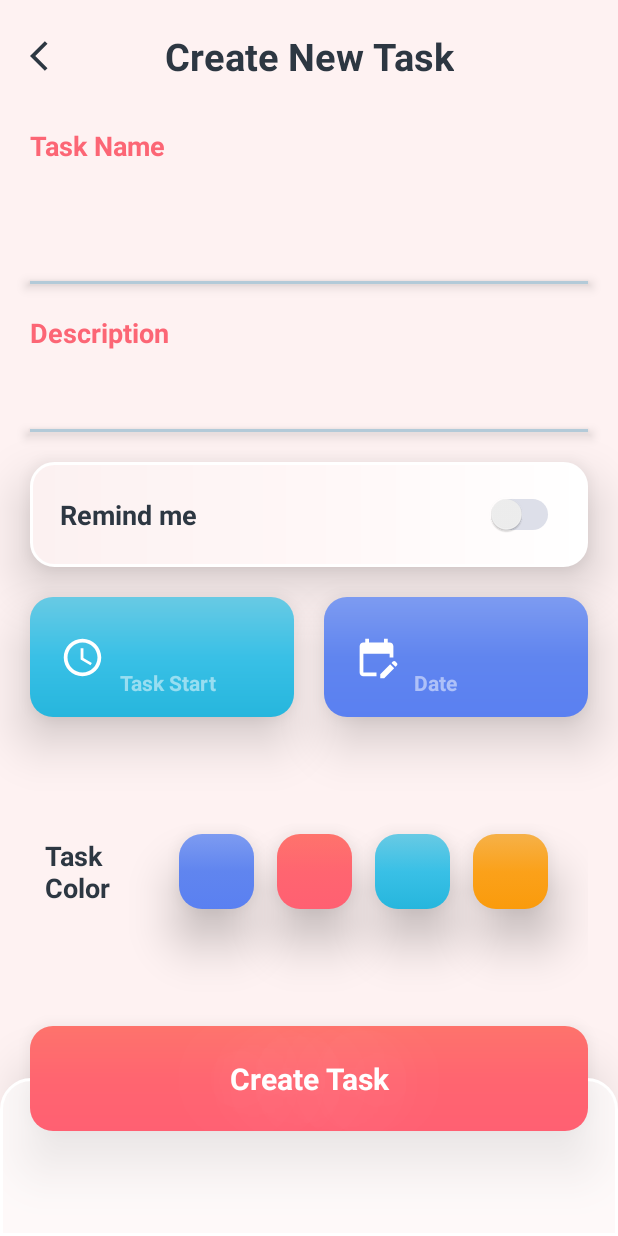
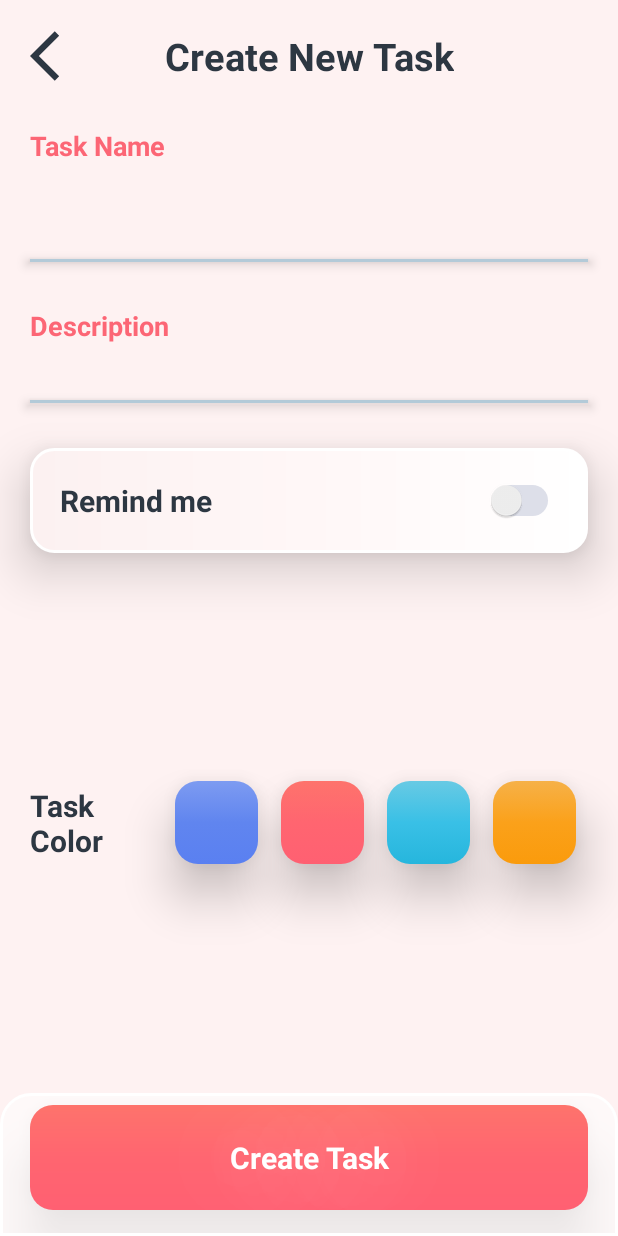
Before and after one commit to ArsTaroyan/Daily, an Android app: the CreateNewTaskFragment screen opened through its navigation route, on a phone screen of 412 x 824 dp. Run offline under Robolectric (Android 15) with nearby library versions, the phone set to English and light mode, and no system bars; our stand-ins replace Dagger/Hilt's generated code; 3 statements that could not run were skipped.

```diff
--- a/app/build.gradle
+++ b/app/build.gradle
@@ -66,4 +66,7 @@ dependencies {
     //Hilt
     implementation 'com.google.dagger:hilt-android:2.44'
     kapt 'com.google.dagger:hilt-compiler:2.44'
+
+    //Preferences DataStore
+    implementation "androidx.datastore:datastore-preferences:1.0.0-alpha04"
 }
--- a/app/src/main/java/am/a_t/dailyapp/domain/module/Task.kt
+++ b/app/src/main/java/am/a_t/dailyapp/domain/module/Task.kt
@@ -8,9 +8,9 @@ import androidx.room.PrimaryKey
 @Entity("tasks")
 data class Task(
     @PrimaryKey(autoGenerate = true) val id: Long,
-    @ColumnInfo("task_end_time") val taskEndTime: String,
+    @ColumnInfo("task_end_time") val taskEndTime: String?,
     @ColumnInfo("task_title") val taskTitle: String,
-    @ColumnInfo("task_date") val taskDate: String,
-    @ColumnInfo("task_color") val taskColor: ListColor,
+    @ColumnInfo("task_date") val taskDate: String?,
+    @ColumnInfo("task_color") val taskColor: ListColor?,
     @ColumnInfo("task_description") val taskDescription: String
 )
--- a/app/src/main/java/am/a_t/dailyapp/presentation/ui/createNewTask/CreateNewTaskFragment.kt
+++ b/app/src/main/java/am/a_t/dailyapp/presentation/ui/createNewTask/CreateNewTaskFragment.kt
@@ -2,7 +2,8 @@ package am.a_t.dailyapp.presentation.ui.createNewTask
 
 import am.a_t.dailyapp.R
 import am.a_t.dailyapp.databinding.FragmentCreateNewTaskBinding
-import am.a_t.dailyapp.presentation.ui.mainFragment.MainViewModel
+import am.a_t.dailyapp.domain.module.Task
+import am.a_t.dailyapp.domain.module.Todo
 import am.a_t.dailyapp.utils.ListColor
 import android.os.Bundle
 import android.view.LayoutInflater
@@ -10,11 +11,15 @@ import android.view.View
 import android.view.ViewGroup
 import androidx.fragment.app.Fragment
 import androidx.fragment.app.viewModels
+import androidx.lifecycle.lifecycleScope
 import androidx.navigation.fragment.findNavController
+import kotlinx.coroutines.Dispatchers
+import kotlinx.coroutines.launch
 
 class CreateNewTaskFragment : Fragment() {
     private lateinit var binding: FragmentCreateNewTaskBinding
     private val viewModel: CreateNewTaskViewModel by viewModels()
+    private var itemColor: ListColor? = null
 
     override fun onCreateView(
         inflater: LayoutInflater, container: ViewGroup?,
@@ -22,10 +27,43 @@ class CreateNewTaskFragment : Fragment() {
     ): View {
         binding = FragmentCreateNewTaskBinding.inflate(inflater, container, false)
 
+        initView()
         initClickListeners()
+
         return binding.root
     }
 
+    private fun initView() {
+        lifecycleScope.launch(Dispatchers.Main) {
+            with(binding) {
+                if (btnRemind.isChecked) {
+                    viewDate.visibility = View.VISIBLE
+                    viewTime.visibility = View.VISIBLE
+
+                    icDate.visibility = View.VISIBLE
+                    icTime.visibility = View.VISIBLE
+
+                    taskDate.visibility = View.VISIBLE
+                    taskTime.visibility = View.VISIBLE
+
+                    taskEnd.visibility = View.VISIBLE
+                    dateEnd.visibility = View.VISIBLE
+                } else {
+                    viewDate.visibility = View.GONE
+                    viewTime.visibility = View.GONE
+
+                    icDate.visibility = View.GONE
+                    icTime.visibility = View.GONE
+
+                    taskDate.visibility = View.GONE
+                    taskTime.visibility = View.GONE
+
+                    taskEnd.visibility = View.GONE
+                    dateEnd.visibility = View.GONE
+                }
+            }
+        }
+    }
 
 
     private fun initClickListeners() {
@@ -33,8 +71,6 @@ class CreateNewTaskFragment : Fragment() {
             backNewTask.setOnClickListener {
                 findNavController().navigate(R.id.action_createNewTaskFragment_to_mainFragment)
             }
-
-            var itemColor: ListColor? = null
 
             colorPurpleTask.setOnClickListener {
                 itemColor = ListColor.PURPLE
@@ -52,9 +88,41 @@ class CreateNewTaskFragment : Fragment() {
                 itemColor = ListColor.ORANGE
             }
 
-            if (etTaskName.text.toString().isNotEmpty() && itemColor != null) {
+            btnRemind.setOnClickListener {
+                initView()
+            }
+
+            btnCreateTask.setOnClickListener {
+                if (etTaskName.text.toString().isNotEmpty() &&
+                    itemColor != null &&
+                    etDescriptionName.text.toString().isNotEmpty()
+                ) {
+                    if (btnRemind.isChecked && taskTime.text.toString().isNotEmpty() && taskDate.text.toString().isNotEmpty()) {
+                        viewModel.addTask(
+                            Task(
+                                0,
+                                taskTime.text.toString(),
+                                etTaskName.text.toString(),
+                                taskDate.text.toString(),
+                                itemColor,
+                                etDescriptionName.text.toString()
+                            )
+                        )
+                    } else if(!btnRemind.isChecked) {
+                        viewModel.addTask(
+                            Task(
+                                0,
+                                null,
+                                etTaskName.text.toString(),
+                                null,
+                                itemColor,
+                                etDescriptionName.text.toString()
+                            )
+                        )
+                    }
+                    findNavController().navigate(R.id.action_createNewTaskFragment_to_mainFragment)
+                }
             }
         }
-
     }
 }
--- a/app/src/main/java/am/a_t/dailyapp/presentation/ui/mainFragment/MainFragment.kt
+++ b/app/src/main/java/am/a_t/dailyapp/presentation/ui/mainFragment/MainFragment.kt
@@ -1,6 +1,8 @@
 package am.a_t.dailyapp.presentation.ui.mainFragment
 
 import am.a_t.dailyapp.R
+import am.a_t.dailyapp.data.preferences.Preference
+import am.a_t.dailyapp.data.preferences.Preference.Companion.TYPE
 import am.a_t.dailyapp.databinding.DialogNewListBinding
 import am.a_t.dailyapp.databinding.FragmentMainBinding
 import am.a_t.dailyapp.domain.module.Todo
@@ -10,7 +12,6 @@ import am.a_t.dailyapp.utils.ListColor
 import am.a_t.dailyapp.utils.ListType
 import android.app.AlertDialog
 import android.os.Bundle
-import android.util.Log
 import android.view.LayoutInflater
 import android.view.View
 import android.view.ViewGroup
@@ -20,9 +21,11 @@ import androidx.lifecycle.lifecycleScope
 import androidx.navigation.fragment.findNavController
 import androidx.recyclerview.widget.LinearLayoutManager
 import dagger.hilt.android.AndroidEntryPoint
+import kotlinx.coroutines.Dispatchers
 import kotlinx.coroutines.flow.collectLatest
 import kotlinx.coroutines.flow.first
 import kotlinx.coroutines.launch
+import java.lang.reflect.Type
 
 @AndroidEntryPoint
 class MainFragment : Fragment() {
@@ -30,6 +33,7 @@ class MainFragment : Fragment() {
     private val viewModel: MainViewModel by viewModels()
     private lateinit var todoAdapter: TodoAdapter
     private lateinit var taskAdapter: TaskAdapter
+    private val preference: Preference by lazy { Preference(requireContext()) }
     private lateinit var myDialog: DialogNewListBinding
     private lateinit var alertDialog: AlertDialog
 
@@ -43,24 +47,33 @@ class MainFragment : Fragment() {
         initAdapter(inflater, container)
         initViewModel()
         initClickListeners(inflater, container)
+
         return binding.root
     }
 
-//    private fun initAdapterTask(inflater: LayoutInflater, container: ViewGroup?) {
-//        taskAdapter = TaskAdapter(requireContext(), inflater, container, viewModel) {
-//
-//        }
-//        binding.rvTodo.layoutManager = LinearLayoutManager(requireContext())
-//        binding.rvTodo.adapter = taskAdapter
-//    }
+    private fun initView() {
+        lifecycleScope.launch(Dispatchers.Main) {
+            if (preference.readType(TYPE).isNullOrEmpty()) {
+                binding.btnRight.text = ListType.TODOS.typeName
+                recyclerViewAdapt(ListType.TODOS)
+            } else {
+                binding.btnRight.text = preference.readType(TYPE)
 
-    private fun initView() {
-        binding.btnRight.text = ListType.TODOS.typeName
+                when(preference.readType(TYPE)) {
+                    ListType.TODOS.typeName -> {
+                        recyclerViewAdapt(ListType.TODOS)
+                    }
+                    ListType.TASKS.typeName -> {
+                        recyclerViewAdapt(ListType.TASKS)
+                    }
+                }
+            }
+        }
     }
 
     private fun initViewModel() {
-        recyclerViewAdapt(ListType.TODOS)
         viewModel.getAllTodo()
+        viewModel.getAllTask()
 
         lifecycleScope.launch {
             viewModel.todoAllLiveData.first().collectLatest {
@@ -162,14 +175,23 @@ class MainFragment : Fragment() {
             }
 
             btnRight.setOnClickListener {
-                if (btnRight.text.toString() == ListType.TODOS.typeName) {
-                    btnRight.text = ListType.TASKS.typeName
-                    recyclerViewAdapt(ListType.TASKS)
-                } else {
-                    btnRight.text = ListType.TODOS.typeName
-                    recyclerViewAdapt(ListType.TODOS)
+                lifecycleScope.launch(Dispatchers.Main) {
+                    if (btnRight.text.toString() == ListType.TODOS.typeName) {
+                        saveType(ListType.TASKS.typeName, ListType.TASKS)
+                    } else {
+                        saveType(ListType.TODOS.typeName, ListType.TODOS)
+                    }
                 }
             }
         }
     }
+
+    private suspend fun saveType(typeName: String, type: ListType) {
+        if (!preference.readType(TYPE).isNullOrEmpty()) {
+            preference.removeType(TYPE)
+        }
+        preference.saveType(TYPE, typeName)
+        binding.btnRight.text = typeName
+        recyclerViewAdapt(type)
+    }
 }
--- a/app/src/main/res/layout/fragment_create_new_task.xml
+++ b/app/src/main/res/layout/fragment_create_new_task.xml
@@ -9,8 +9,8 @@
 
     <androidx.appcompat.widget.AppCompatImageView
         android:id="@+id/backNewTask"
-        android:layout_width="wrap_content"
-        android:layout_height="wrap_content"
+        android:layout_width="@dimen/space_40"
+        android:layout_height="@dimen/space_40"
         app:layout_constraintBottom_toBottomOf="@id/heading"
         app:layout_constraintStart_toStartOf="@+id/guideLineBegin"
         app:layout_constraintTop_toTopOf="@id/heading"
@@ -63,7 +63,7 @@
         android:id="@+id/firstLine"
         android:layout_width="@dimen/space_0"
         android:layout_height="@dimen/space_2"
-        android:layout_marginTop="@dimen/space_20"
+        android:layout_marginTop="@dimen/space_5"
         android:background="@color/light_grey"
         android:elevation="@dimen/space_5"
         app:layout_constraintEnd_toEndOf="@id/guideLineEnd"
@@ -74,7 +74,7 @@
         android:id="@+id/taskDescriptionTitle"
         android:layout_width="wrap_content"
         android:layout_height="wrap_content"
-        android:layout_marginTop="@dimen/space_20"
+        android:layout_marginTop="@dimen/space_30"
         android:text="@string/description"
         android:textColor="@color/coral"
         android:textSize="@dimen/size_18"
@@ -89,7 +89,7 @@
         android:layout_marginTop="@dimen/space_10"
         android:background="@null"
         android:ellipsize="end"
-        android:maxLines="4"
+        android:maxLines="3"
         android:textColor="@color/dark_grey"
         android:textSize="@dimen/size_16"
         app:layout_constraintEnd_toEndOf="@id/guideLineEnd"
@@ -101,7 +101,7 @@
         android:id="@+id/secondLine"
         android:layout_width="@dimen/space_0"
         android:layout_height="@dimen/space_2"
-        android:layout_marginTop="@dimen/space_20"
+        android:layout_marginTop="@dimen/space_5"
         android:background="@color/light_grey"
         android:elevation="@dimen/space_5"
         app:layout_constraintEnd_toEndOf="@id/guideLineEnd"
@@ -112,7 +112,7 @@
         android:id="@+id/remindMeView"
         android:layout_width="@dimen/space_0"
         android:layout_height="@dimen/space_70"
-        android:layout_marginTop="@dimen/size_20"
+        android:layout_marginTop="@dimen/space_30"
         android:background="@drawable/back_month_filter"
         android:elevation="@dimen/space_5"
         android:translationZ="@dimen/space_15"
@@ -127,7 +127,7 @@
         android:elevation="@dimen/space_5"
         android:text="@string/remind_me"
         android:textColor="@color/dark_grey"
-        android:textSize="@dimen/size_18"
+        android:textSize="@dimen/size_20"
         android:textStyle="bold"
         android:translationZ="@dimen/space_15"
         app:layout_constraintBottom_toBottomOf="@id/remindMeView"
@@ -135,6 +135,7 @@
         app:layout_constraintTop_toTopOf="@id/remindMeView" />
 
     <Switch
+        android:id="@+id/btnRemind"
         android:layout_width="wrap_content"
         android:layout_height="wrap_content"
         android:layout_marginEnd="@dimen/space_20"
@@ -152,7 +153,7 @@
         android:id="@+id/viewTime"
         android:layout_width="@dimen/space_0"
         android:layout_height="@dimen/space_80"
-        android:layout_marginTop="@dimen/space_20"
+        android:layout_marginTop="@dimen/space_25"
         android:layout_marginEnd="@dimen/space_20"
         android:background="@drawable/btn_blue"
         android:elevation="@dimen/space_5"
@@ -178,7 +179,7 @@
         android:layout_width="wrap_content"
         android:layout_height="wrap_content"
         android:layout_marginStart="@dimen/space_10"
-        android:layout_marginTop="@dimen/space_20"
+        android:layout_marginTop="@dimen/space_15"
         android:elevation="@dimen/space_5"
         android:textColor="@color/white"
         android:textSize="@dimen/size_16"
@@ -189,11 +190,12 @@
         tools:text="14:30pm" />
 
     <androidx.appcompat.widget.AppCompatTextView
+        android:id="@+id/taskEnd"
         android:layout_width="wrap_content"
         android:layout_height="wrap_content"
         android:layout_marginTop="@dimen/space_5"
         android:elevation="@dimen/space_5"
-        android:text="@string/task_start"
+        android:text="@string/task_end"
         android:textColor="@color/fade_white"
         android:textStyle="bold"
         android:translationZ="@dimen/space_15"
@@ -229,7 +231,7 @@
         android:layout_width="wrap_content"
         android:layout_height="wrap_content"
         android:layout_marginStart="@dimen/space_10"
-        android:layout_marginTop="@dimen/space_20"
+        android:layout_marginTop="@dimen/space_15"
         android:elevation="@dimen/space_5"
         android:textColor="@color/white"
         android:textSize="@dimen/size_16"
@@ -240,6 +242,7 @@
         tools:text="17,May 2023" />
 
     <androidx.appcompat.widget.AppCompatTextView
+        android:id="@+id/dateEnd"
         android:layout_width="wrap_content"
         android:layout_height="wrap_content"
         android:layout_marginTop="@dimen/space_5"
@@ -255,30 +258,29 @@
         android:id="@+id/taskColor"
         android:layout_width="wrap_content"
         android:layout_height="wrap_content"
-        android:layout_marginStart="@dimen/space_10"
-        android:layout_marginTop="@dimen/space_30"
         android:text="@string/task_ncolor"
         android:textColor="@color/dark_grey"
-        android:textSize="@dimen/size_18"
+        android:textSize="@dimen/size_20"
         android:textStyle="bold"
+        app:layout_constraintBottom_toBottomOf="@+id/radioGroup"
         app:layout_constraintStart_toStartOf="@id/guideLineBegin"
-        app:layout_constraintTop_toBottomOf="@id/viewTime"
-        app:layout_constraintBottom_toTopOf="@id/btnCreateTask"/>
+        app:layout_constraintTop_toTopOf="@+id/radioGroup" />
 
     <RadioGroup
+        android:id="@+id/radioGroup"
         android:layout_width="@dimen/space_0"
         android:layout_height="@dimen/space_0"
         android:gravity="center"
         android:orientation="horizontal"
-        app:layout_constraintBottom_toTopOf="@id/btnCreateTask"
-        app:layout_constraintEnd_toStartOf="@id/guideLineEnd"
+        app:layout_constraintBottom_toTopOf="@+id/view2"
+        app:layout_constraintEnd_toEndOf="parent"
         app:layout_constraintStart_toEndOf="@id/taskColor"
         app:layout_constraintTop_toBottomOf="@id/viewDate">
 
         <RadioButton
             android:id="@+id/colorPurpleTask"
-            android:layout_width="@dimen/space_50"
-            android:layout_height="@dimen/space_50"
+            android:layout_width="@dimen/space_55"
+            android:layout_height="@dimen/space_55"
             android:layout_marginStart="@dimen/space_20"
             android:background="@drawable/radio_purple"
             android:button="@android:color/transparent"
@@ -287,8 +289,8 @@
 
         <RadioButton
             android:id="@+id/colorRedTask"
-            android:layout_width="@dimen/space_50"
-            android:layout_height="@dimen/space_50"
+            android:layout_width="@dimen/space_55"
+            android:layout_height="@dimen/space_55"
             android:layout_marginStart="@dimen/space_15"
             android:background="@drawable/radio_red"
             android:button="@android:color/transparent"
@@ -297,8 +299,8 @@
 
         <RadioButton
             android:id="@+id/colorBlueTask"
-            android:layout_width="@dimen/space_50"
-            android:layout_height="@dimen/space_50"
+            android:layout_width="@dimen/space_55"
+            android:layout_height="@dimen/space_55"
             android:layout_marginStart="@dimen/space_15"
             android:background="@drawable/radio_blue"
             android:button="@android:color/transparent"
@@ -307,8 +309,8 @@
 
         <RadioButton
             android:id="@+id/colorOrangeTask"
-            android:layout_width="@dimen/space_50"
-            android:layout_height="@dimen/space_50"
+            android:layout_width="@dimen/space_55"
+            android:layout_height="@dimen/space_55"
             android:layout_marginStart="@dimen/space_15"
             android:background="@drawable/radio_orange"
             android:button="@android:color/transparent"
@@ -319,8 +321,9 @@
 
 
     <View
+        android:id="@+id/view2"
         android:layout_width="@dimen/space_0"
-        android:layout_height="@dimen/space_105"
+        android:layout_height="@dimen/space_95"
         android:background="@drawable/back_view_btn"
         android:elevation="@dimen/space_5"
         android:translationZ="@dimen/space_15"
@@ -332,8 +335,8 @@
         android:id="@+id/btnCreateTask"
         android:layout_width="@dimen/space_0"
         android:layout_height="@dimen/space_70"
-        android:layout_marginTop="@dimen/space_30"
         android:layout_marginBottom="@dimen/space_20"
+        android:layout_marginTop="@dimen/space_10"
         android:background="@drawable/btn_red"
         android:elevation="@dimen/space_5"
         android:gravity="center"
@@ -347,7 +350,7 @@
         app:layout_constraintBottom_toBottomOf="parent"
         app:layout_constraintEnd_toEndOf="@id/guideLineEnd"
         app:layout_constraintStart_toStartOf="@id/guideLineBegin"
-        app:layout_constraintTop_toBottomOf="@id/taskColor" />
+        app:layout_constraintTop_toTopOf="@+id/view2" />
 
     <androidx.constraintlayout.widget.Guideline
         android:id="@+id/guideLineBegin"
--- a/app/src/main/res/layout/fragment_main.xml
+++ b/app/src/main/res/layout/fragment_main.xml
@@ -36,13 +36,13 @@
         android:paddingVertical="@dimen/space_10"
         android:shadowColor="@color/white"
         android:shadowRadius="30"
-        android:text="@string/type"
         android:textColor="@color/white"
         android:textSize="@dimen/size_20"
         android:textStyle="bold"
         android:translationZ="@dimen/space_15"
         app:layout_constraintEnd_toEndOf="@id/glEnd"
-        app:layout_constraintTop_toTopOf="@+id/btnLeft" />
+        app:layout_constraintTop_toTopOf="@+id/btnLeft"
+        tools:text="@string/type" />
 
     <TextView
         android:id="@+id/filterMonth"
--- a/app/src/main/res/values/dimens.xml
+++ b/app/src/main/res/values/dimens.xml
@@ -30,7 +30,8 @@
     <dimen name="size_60">60sp</dimen>
     <dimen name="space_100">100dp</dimen>
     <dimen name="space_50">50dp</dimen>
-    <dimen name="space_105">105dp</dimen>
+    <dimen name="space_55">55dp</dimen>
+    <dimen name="space_95">95dp</dimen>
     <dimen name="space_8">8dp</dimen>
     <dimen name="size_17">17sp</dimen>
     <dimen name="space_45">45dp</dimen>
--- a/app/src/main/res/values/strings.xml
+++ b/app/src/main/res/values/strings.xml
@@ -19,7 +19,7 @@
     <string name="task_name">Task Name</string>
     <string name="create_new_task">Create New Task</string>
     <string name="remind_me">Remind me</string>
-    <string name="task_start">Task Start</string>
+    <string name="task_end">Task End</string>
     <string name="date">Date</string>
     <string name="create_task">Create Task</string>
     <string name="task_ncolor">Task \nColor</string>
```
Also changed, not shown: app/src/main/java/am/a_t/dailyapp/data/preferences/Preference.kt (added, +30 -0 lines).
